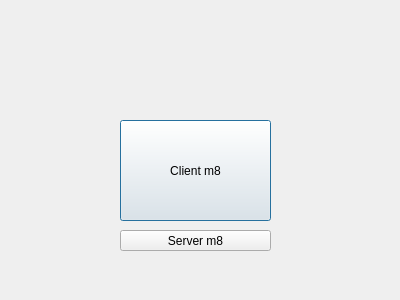
First picture: the form in snake/serverclientselection.ui, repository vaalkor/SNAKE_NIGHTMARE, before the edit.
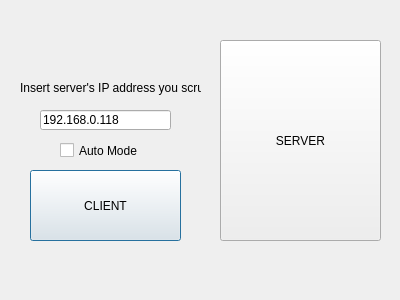
Second picture: the form after the edit.

The edit to the form file:
```diff
--- a/snake/serverclientselection.ui
+++ b/snake/serverclientselection.ui
@@ -16,27 +16,66 @@
   <widget class="QPushButton" name="clientButtonClicked">
    <property name="geometry">
     <rect>
-     <x>120</x>
-     <y>120</y>
+     <x>30</x>
+     <y>170</y>
      <width>151</width>
-     <height>101</height>
+     <height>71</height>
     </rect>
    </property>
    <property name="text">
-    <string>Client m8</string>
+    <string>CLIENT</string>
    </property>
   </widget>
   <widget class="QPushButton" name="serverButtonClicked">
    <property name="geometry">
     <rect>
-     <x>120</x>
-     <y>230</y>
-     <width>151</width>
+     <x>220</x>
+     <y>40</y>
+     <width>161</width>
+     <height>201</height>
+    </rect>
+   </property>
+   <property name="text">
+    <string>SERVER</string>
+   </property>
+  </widget>
+  <widget class="QCheckBox" name="testingModeCheckbox">
+   <property name="geometry">
+    <rect>
+     <x>60</x>
+     <y>140</y>
+     <width>111</width>
      <height>21</height>
     </rect>
    </property>
    <property name="text">
-    <string>Server m8</string>
+    <string>Auto Mode</string>
+   </property>
+  </widget>
+  <widget class="QLineEdit" name="IPSelectionBox">
+   <property name="geometry">
+    <rect>
+     <x>40</x>
+     <y>110</y>
+     <width>131</width>
+     <height>20</height>
+    </rect>
+   </property>
+   <property name="text">
+    <string>192.168.0.118</string>
+   </property>
+  </widget>
+  <widget class="QLabel" name="label">
+   <property name="geometry">
+    <rect>
+     <x>20</x>
+     <y>80</y>
+     <width>181</width>
+     <height>16</height>
+    </rect>
+   </property>
+   <property name="text">
+    <string>Insert server's IP address you scrub</string>
    </property>
   </widget>
  </widget>
```
